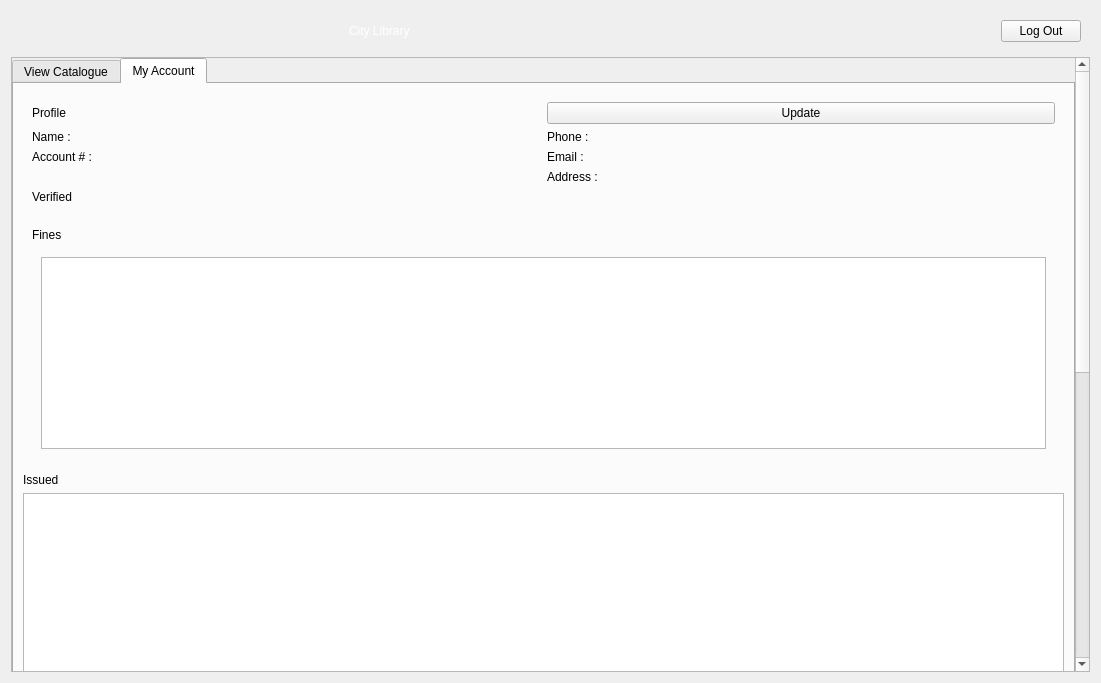
This is memberView.ui in Mr-Beastman/CS106_A2 as Qt 5 draws it before an edit. The edited form follows.
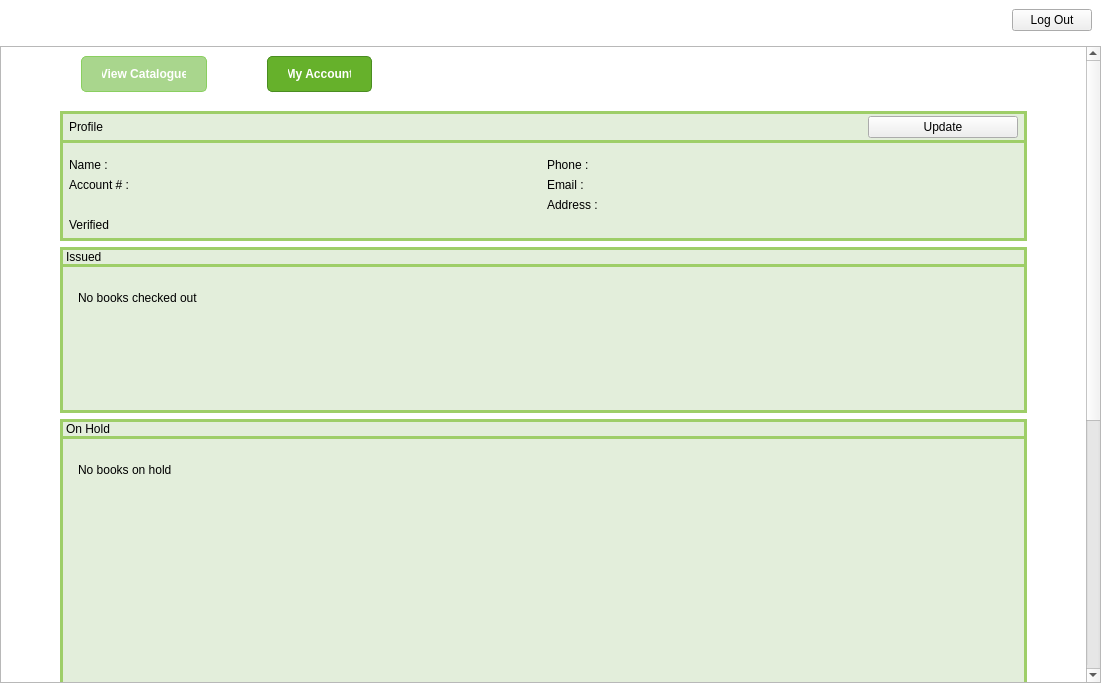
This is the edited form. The open tabs and pages were chosen to show the change. Icons and pictures are not drawn.

Patch:
```diff
--- a/memberView.ui
+++ b/memberView.ui
@@ -13,7 +13,24 @@
   <property name="windowTitle">
    <string>Form</string>
   </property>
+  <property name="styleSheet">
+   <string notr="true">#MemberView{
+	background-color: rgb(255, 255, 255);
+}</string>
+  </property>
   <layout class="QVBoxLayout" name="verticalLayout">
+   <property name="leftMargin">
+    <number>0</number>
+   </property>
+   <property name="topMargin">
+    <number>0</number>
+   </property>
+   <property name="rightMargin">
+    <number>0</number>
+   </property>
+   <property name="bottomMargin">
+    <number>0</number>
+   </property>
    <item>
     <widget class="QWidget" name="bannerBackground" native="true">
      <property name="maximumSize">
@@ -73,11 +90,22 @@
       <property name="geometry">
        <rect>
         <x>0</x>
-        <y>-158</y>
-        <width>1067</width>
-        <height>1222</height>
+        <y>0</y>
+        <width>1085</width>
+        <height>1112</height>
        </rect>
       </property>
+      <property name="sizePolicy">
+       <sizepolicy hsizetype="Expanding" vsizetype="Expanding">
+        <horstretch>0</horstretch>
+        <verstretch>0</verstretch>
+       </sizepolicy>
+      </property>
+      <property name="styleSheet">
+       <string notr="true">#pageScroll{
+	background-color: rgb(255, 255, 255);
+}</string>
+      </property>
       <layout class="QVBoxLayout" name="verticalLayout_6">
        <property name="leftMargin">
         <number>0</number>
@@ -92,7 +120,59 @@
         <number>0</number>
        </property>
        <item>
+        <widget class="QWidget" name="pageLayout" native="true">
+         <property name="styleSheet">
+          <string notr="true"/>
+         </property>
+         <layout class="QVBoxLayout" name="verticalLayout_15">
+          <property name="leftMargin">
+           <number>50</number>
+          </property>
+          <property name="rightMargin">
+           <number>50</number>
+          </property>
+          <item>
         <widget class="QTabWidget" name="memberTab">
+            <property name="styleSheet">
+             <string notr="true">QTabWidget {
+    border: none;
+}
+
+QTabWidget::pane {
+    border: none;
+}
+
+QTabBar::tab {
+    background-color: rgb(158, 206, 104);
+    color: white;
+    padding: 10px 20px;
+    border: 1px solid rgb(138, 207, 96);
+    border-radius: 5px;
+    margin-left: 30px;
+    margin-right: 30px;
+	margin-bottom: 10px;
+    font-weight: bold;
+}
+
+QTabBar::tab:hover {
+    background-color: rgb(118, 193, 68);
+}
+
+QTabBar::tab:selected {
+    background-color: rgb(102, 177, 43);
+    border-color: rgb(74, 141, 33);
+}
+
+QTabBar::tab:!selected {
+    background-color: rgb(169, 214, 141);
+}
+
+QTabWidget::indicator {
+    width: 0;
+    height: 0;
+}
+</string>
+            </property>
          <property name="currentIndex">
           <number>1</number>
          </property>
@@ -110,21 +190,40 @@
            <item>
             <layout class="QHBoxLayout" name="tabContents">
              <item>
+                 <widget class="QWidget" name="filterBackground" native="true">
+                  <property name="styleSheet">
+                   <string notr="true">#filterBackground{
+	background-color: rgb(227, 238, 219);
+	border: 5px solid;
+	border-color: rgb(158, 206, 104);
+}</string>
+                  </property>
               <layout class="QVBoxLayout" name="filterContents">
+                   <property name="leftMargin">
+                    <number>10</number>
+                   </property>
                <item>
-                <widget class="QLabel" name="label">
+                    <widget class="QLabel" name="filterTitleLabel">
                  <property name="minimumSize">
                   <size>
                    <width>250</width>
                    <height>0</height>
                   </size>
                  </property>
+                     <property name="styleSheet">
+                      <string notr="true">color: rgb(0, 0, 0);
+font: 700 18pt &quot;Segoe UI&quot;;</string>
+                     </property>
                  <property name="text">
                   <string>Filter Search</string>
                  </property>
+                     <property name="alignment">
+                      <set>Qt::AlignmentFlag::AlignLeading|Qt::AlignmentFlag::AlignLeft|Qt::AlignmentFlag::AlignTop</set>
+                     </property>
                 </widget>
                </item>
               </layout>
+                 </widget>
              </item>
              <item>
               <layout class="QVBoxLayout" name="searchContents">
@@ -142,14 +241,22 @@
                  <item>
                   <widget class="QPushButton" name="searchButton">
                    <property name="text">
-                    <string>PushButton</string>
+                       <string>Search</string>
                    </property>
                   </widget>
                  </item>
                 </layout>
                </item>
                <item>
-                <widget class="QListWidget" name="catalogueList"/>
+                   <widget class="QListWidget" name="catalogueList">
+                    <property name="styleSheet">
+                     <string notr="true">#catalogueList{
+background-color: rgb(227, 238, 219);
+border: 5px solid;
+border-color: rgb(158, 206, 104);
+}</string>
+                    </property>
+                   </widget>
                </item>
               </layout>
              </item>
@@ -202,13 +309,65 @@
            <string>My Account</string>
           </attribute>
           <layout class="QVBoxLayout" name="verticalLayout_5">
+              <property name="sizeConstraint">
+               <enum>QLayout::SizeConstraint::SetDefaultConstraint</enum>
+              </property>
            <item>
             <widget class="QWidget" name="profileContent" native="true">
+                <property name="styleSheet">
+                 <string notr="true">#profileContent{
+	border: 3px solid;
+	border-color: rgb(158, 206, 104);
+	background-color: rgb(227, 238, 219);
+}
+
+#profileContent * {
+	color: rgb(0, 0, 0);
+}
+</string>
+                </property>
              <layout class="QVBoxLayout" name="verticalLayout_4">
+                 <property name="leftMargin">
+                  <number>0</number>
+                 </property>
+                 <property name="topMargin">
+                  <number>0</number>
+                 </property>
+                 <property name="rightMargin">
+                  <number>0</number>
+                 </property>
+                 <property name="bottomMargin">
+                  <number>0</number>
+                 </property>
               <item>
-               <layout class="QHBoxLayout" name="horizontalLayout_4">
+                  <widget class="QWidget" name="profileTopLayout" native="true">
+                   <property name="styleSheet">
+                    <string notr="true">#profileTopLayout {
+	border: 3px solid;
+	border-color: rgb(158, 206, 104);
+}</string>
+                   </property>
+                   <layout class="QHBoxLayout" name="profileTitleLayout">
+                    <property name="leftMargin">
+                     <number>9</number>
+                    </property>
+                    <property name="topMargin">
+                     <number>5</number>
+                    </property>
+                    <property name="rightMargin">
+                     <number>9</number>
+                    </property>
+                    <property name="bottomMargin">
+                     <number>5</number>
+                    </property>
                 <item>
                  <widget class="QLabel" name="profileLabel">
+                      <property name="styleSheet">
+                       <string notr="true">#profileLabel{
+	
+	font: 700 12pt &quot;Segoe UI&quot;;
+}</string>
+                      </property>
                   <property name="text">
                    <string>Profile</string>
                   </property>
@@ -216,17 +375,39 @@
                 </item>
                 <item>
                  <widget class="QPushButton" name="updateButton">
+                      <property name="maximumSize">
+                       <size>
+                        <width>150</width>
+                        <height>16777215</height>
+                       </size>
+                      </property>
                   <property name="text">
                    <string>Update</string>
                   </property>
                  </widget>
                 </item>
                </layout>
+                  </widget>
               </item>
               <item>
-               <layout class="QGridLayout" name="gridLayout_4">
+                  <widget class="QWidget" name="profileDetailsLayout_2" native="true">
+                   <layout class="QGridLayout" name="profileDetailsLayout">
+                    <property name="leftMargin">
+                     <number>9</number>
+                    </property>
+                    <property name="rightMargin">
+                     <number>9</number>
+                    </property>
+                    <property name="bottomMargin">
+                     <number>9</number>
+                    </property>
                 <item row="2" column="2">
                  <widget class="QLabel" name="addressLabel">
+                      <property name="styleSheet">
+                       <string notr="true">#addressLabel{
+	font: 700 12pt &quot;Segoe UI&quot;;
+}</string>
+                      </property>
                   <property name="text">
                    <string>Address :</string>
                   </property>
@@ -234,13 +415,23 @@
                 </item>
                 <item row="0" column="2">
                  <widget class="QLabel" name="phoneLabel">
+                      <property name="styleSheet">
+                       <string notr="true">#phoneLabel{
+	font: 700 12pt &quot;Segoe UI&quot;;
+}</string>
+                      </property>
                   <property name="text">
                    <string>Phone :</string>
                   </property>
                  </widget>
                 </item>
                 <item row="1" column="2">
-                 <widget class="QLabel" name="emaiLabel">
+                     <widget class="QLabel" name="emailLabel">
+                      <property name="styleSheet">
+                       <string notr="true">#emailLabel{
+	font: 700 12pt &quot;Segoe UI&quot;;
+}</string>
+                      </property>
                   <property name="text">
                    <string>Email : </string>
                   </property>
@@ -248,6 +439,11 @@
                 </item>
                 <item row="1" column="0">
                  <widget class="QLabel" name="accountLabel">
+                      <property name="styleSheet">
+                       <string notr="true">#accountLabel{
+	font: 700 12pt &quot;Segoe UI&quot;;
+}</string>
+                      </property>
                   <property name="text">
                    <string>Account # :</string>
                   </property>
@@ -255,6 +451,11 @@
                 </item>
                 <item row="0" column="3">
                  <widget class="QLabel" name="phoneOutputLabel">
+                      <property name="styleSheet">
+                       <string notr="true">#phoneOutputLabel{
+	font: 10pt &quot;Segoe UI&quot;;
+}</string>
+                      </property>
                   <property name="text">
                    <string/>
                   </property>
@@ -262,6 +463,11 @@
                 </item>
                 <item row="0" column="1">
                  <widget class="QLabel" name="nameOutputLabel">
+                      <property name="styleSheet">
+                       <string notr="true">#nameOutputLabel{
+	font: 10pt &quot;Segoe UI&quot;;
+}</string>
+                      </property>
                   <property name="text">
                    <string/>
                   </property>
@@ -269,6 +475,11 @@
                 </item>
                 <item row="1" column="1">
                  <widget class="QLabel" name="accountOutputLabel">
+                      <property name="styleSheet">
+                       <string notr="true">#accountOutputLabel{
+	font: 10pt &quot;Segoe UI&quot;;
+}</string>
+                      </property>
                   <property name="text">
                    <string/>
                   </property>
@@ -276,6 +487,11 @@
                 </item>
                 <item row="2" column="3">
                  <widget class="QLabel" name="addressOutputLabel">
+                      <property name="styleSheet">
+                       <string notr="true">#addressOutputLabel{
+	font: 10pt &quot;Segoe UI&quot;;
+}</string>
+                      </property>
                   <property name="text">
                    <string/>
                   </property>
@@ -283,6 +499,11 @@
                 </item>
                 <item row="1" column="3">
                  <widget class="QLabel" name="emailOutputLabel">
+                      <property name="styleSheet">
+                       <string notr="true">#emailOutputLabel{
+	font: 10pt &quot;Segoe UI&quot;;
+}</string>
+                      </property>
                   <property name="text">
                    <string/>
                   </property>
@@ -290,6 +511,11 @@
                 </item>
                 <item row="3" column="0">
                  <widget class="QLabel" name="verifiedLabel">
+                      <property name="styleSheet">
+                       <string notr="true">#verifiedLabel{
+	font: 700 12pt &quot;Segoe UI&quot;;
+}</string>
+                      </property>
                   <property name="text">
                    <string>Verified</string>
                   </property>
@@ -297,6 +523,11 @@
                 </item>
                 <item row="0" column="0">
                  <widget class="QLabel" name="nameLabel">
+                      <property name="styleSheet">
+                       <string notr="true">#nameLabel {
+	font: 700 12pt &quot;Segoe UI&quot;;
+}</string>
+                      </property>
                   <property name="text">
                    <string>Name :</string>
                   </property>
@@ -310,74 +541,89 @@
                  </widget>
                 </item>
                </layout>
+                  </widget>
               </item>
              </layout>
             </widget>
            </item>
            <item>
-            <widget class="QWidget" name="finesContent" native="true">
-             <layout class="QVBoxLayout" name="verticalLayout_2">
-              <item>
-               <widget class="QLabel" name="finesLabel">
-                <property name="text">
-                 <string>Fines</string>
-                </property>
-               </widget>
-              </item>
-              <item>
-               <widget class="QStackedWidget" name="stackedWidget">
+               <widget class="QWidget" name="issuedContent" native="true">
                 <property name="sizePolicy">
-                 <sizepolicy hsizetype="Preferred" vsizetype="MinimumExpanding">
+                 <sizepolicy hsizetype="Expanding" vsizetype="Expanding">
                   <horstretch>0</horstretch>
                   <verstretch>0</verstretch>
                  </sizepolicy>
                 </property>
-                <property name="currentIndex">
+                <property name="styleSheet">
+                 <string notr="true">#issuedContent{
+	border: 3px solid;
+	border-color: rgb(158, 206, 104);
+	background-color: rgb(227, 238, 219);
+}
+
+#issuedContent * {
+	color: rgb(0, 0, 0);
+}
+</string>
+                </property>
+                <layout class="QVBoxLayout" name="verticalLayout_9" stretch="0,2">
+                 <property name="leftMargin">
                  <number>0</number>
                 </property>
-                <widget class="QWidget" name="finesListPage">
-                 <layout class="QVBoxLayout" name="verticalLayout_7">
-                  <item>
-                   <widget class="QListWidget" name="finesList">
-                    <property name="sizePolicy">
-                     <sizepolicy hsizetype="Expanding" vsizetype="MinimumExpanding">
-                      <horstretch>0</horstretch>
-                      <verstretch>0</verstretch>
-                     </sizepolicy>
-                    </property>
-                   </widget>
-                  </item>
-                 </layout>
-                </widget>
-                <widget class="QWidget" name="noFinesPage">
-                 <layout class="QVBoxLayout" name="verticalLayout_3">
-                  <item>
-                   <widget class="QLabel" name="noFinesLabel">
-                    <property name="text">
-                     <string>No Fines</string>
-                    </property>
-                   </widget>
-                  </item>
-                 </layout>
-                </widget>
-               </widget>
-              </item>
-             </layout>
-            </widget>
-           </item>
-           <item>
-            <layout class="QVBoxLayout" name="issuedContent">
+                 <property name="topMargin">
+                  <number>0</number>
+                 </property>
+                 <property name="rightMargin">
+                  <number>0</number>
+                 </property>
+                 <property name="bottomMargin">
+                  <number>0</number>
+                 </property>
              <item>
               <widget class="QLabel" name="issuedLabel">
+                   <property name="sizePolicy">
+                    <sizepolicy hsizetype="Expanding" vsizetype="Expanding">
+                     <horstretch>0</horstretch>
+                     <verstretch>0</verstretch>
+                    </sizepolicy>
+                   </property>
+                   <property name="styleSheet">
+                    <string notr="true">#issuedLabel {
+	font: 700 12pt &quot;Segoe UI&quot;;
+	border: 3px solid;
+	border-color: rgb(158, 206, 104);
+}</string>
+                   </property>
                <property name="text">
                 <string>Issued</string>
                </property>
               </widget>
              </item>
              <item>
+                  <widget class="QWidget" name="issuedContentLayout" native="true">
+                   <layout class="QVBoxLayout" name="verticalLayout_16">
+                    <item>
+                     <widget class="QStackedWidget" name="issuedStackedWidget">
+                      <property name="styleSheet">
+                       <string notr="true">#issuedStackedWidget{
+	background-color: rgb(227, 238, 219);
+}</string>
+                      </property>
+                      <property name="currentIndex">
+                       <number>0</number>
+                      </property>
+                      <widget class="QWidget" name="issuedPage">
+                       <property name="sizePolicy">
+                        <sizepolicy hsizetype="Preferred" vsizetype="Expanding">
+                         <horstretch>0</horstretch>
+                         <verstretch>0</verstretch>
+                        </sizepolicy>
+                       </property>
+                       <layout class="QVBoxLayout" name="verticalLayout_10">
+                        <item>
               <widget class="QListWidget" name="issuedList">
                <property name="sizePolicy">
-                <sizepolicy hsizetype="Expanding" vsizetype="MinimumExpanding">
+                           <sizepolicy hsizetype="Expanding" vsizetype="Expanding">
                  <horstretch>0</horstretch>
                  <verstretch>0</verstretch>
                 </sizepolicy>
@@ -385,23 +631,114 @@
                <property name="minimumSize">
                 <size>
                  <width>0</width>
-                 <height>0</height>
-                </size>
-               </property>
+                            <height>100</height>
+                           </size>
+                          </property>
+                          <property name="styleSheet">
+                           <string notr="true">QListWidget{
+	
+	background-color: rgb(227, 238, 219);
+}
+
+QListWidget::item::hover{
+	background-color: rgb(100, 130, 66);
+}</string>
+                          </property>
+                          <property name="isWrapping" stdset="0">
+                           <bool>false</bool>
+                          </property>
+                          <property name="resizeMode">
+                           <enum>QListView::ResizeMode::Adjust</enum>
+                          </property>
               </widget>
              </item>
             </layout>
-           </item>
+                      </widget>
+                      <widget class="QWidget" name="noIssuedPage">
+                       <property name="maximumSize">
+                        <size>
+                         <width>16777215</width>
+                         <height>50</height>
+                        </size>
+                       </property>
+                       <layout class="QVBoxLayout" name="verticalLayout_11">
+                        <item>
+                         <widget class="QLabel" name="noIssueLabel">
+                          <property name="styleSheet">
+                           <string notr="true">#noIssueLabel{
+	
+	background-color: rgb(227, 238, 219);
+}</string>
+                          </property>
+                          <property name="text">
+                           <string>No books checked out </string>
+                          </property>
+                          <property name="alignment">
+                           <set>Qt::AlignmentFlag::AlignLeading|Qt::AlignmentFlag::AlignLeft|Qt::AlignmentFlag::AlignTop</set>
+                          </property>
+                         </widget>
+                        </item>
+                       </layout>
+                      </widget>
+                     </widget>
+                    </item>
+                   </layout>
+                  </widget>
+                 </item>
+                </layout>
+               </widget>
+              </item>
            <item>
-            <layout class="QVBoxLayout" name="holdContent">
+               <widget class="QWidget" name="holdContent" native="true">
+                <property name="styleSheet">
+                 <string notr="true">#holdContent{
+	border: 3px solid;
+	background-color: rgb(227, 238, 219);
+	border-color: rgb(158, 206, 104);
+}
+
+#holdContent * {
+	color: rgb(0, 0, 0);
+}</string>
+                </property>
+                <layout class="QVBoxLayout" name="verticalLayout_2">
+                 <property name="leftMargin">
+                  <number>0</number>
+                 </property>
+                 <property name="topMargin">
+                  <number>0</number>
+                 </property>
+                 <property name="rightMargin">
+                  <number>0</number>
+                 </property>
+                 <property name="bottomMargin">
+                  <number>0</number>
+                 </property>
              <item>
               <widget class="QLabel" name="holdLabel">
+                   <property name="styleSheet">
+                    <string notr="true">#holdLabel {
+	font: 700 12pt &quot;Segoe UI&quot;;
+	border: 3px solid;
+	border-color: rgb(158, 206, 104);
+}</string>
+                   </property>
                <property name="text">
                 <string>On Hold</string>
                </property>
               </widget>
              </item>
              <item>
+                  <widget class="QWidget" name="holdContentLayout" native="true">
+                   <layout class="QVBoxLayout" name="verticalLayout_17">
+                    <item>
+                     <widget class="QStackedWidget" name="holdStackedWidget">
+                      <property name="currentIndex">
+                       <number>0</number>
+                      </property>
+                      <widget class="QWidget" name="holdPage">
+                       <layout class="QVBoxLayout" name="verticalLayout_3">
+                        <item>
               <widget class="QListWidget" name="holdList">
                <property name="sizePolicy">
                 <sizepolicy hsizetype="Expanding" vsizetype="MinimumExpanding">
@@ -409,12 +746,52 @@
                  <verstretch>0</verstretch>
                 </sizepolicy>
                </property>
+                          <property name="minimumSize">
+                           <size>
+                            <width>0</width>
+                            <height>250</height>
+                           </size>
+                          </property>
+                          <property name="styleSheet">
+                           <string notr="true">QListWidget::item::hover{
+	background-color: rgb(100, 130, 66);
+}</string>
+                          </property>
               </widget>
              </item>
             </layout>
-           </item>
+                      </widget>
+                      <widget class="QWidget" name="noHoldPage">
+                       <layout class="QVBoxLayout" name="verticalLayout_7">
+                        <item>
+                         <widget class="QLabel" name="noHoldLabel">
+                          <property name="styleSheet">
+                           <string notr="true">#noHoldLabel{
+	
+	background-color: rgb(227, 238, 219);
+}</string>
+                          </property>
+                          <property name="text">
+                           <string>No books on hold</string>
+                          </property>
+                          <property name="alignment">
+                           <set>Qt::AlignmentFlag::AlignLeading|Qt::AlignmentFlag::AlignLeft|Qt::AlignmentFlag::AlignTop</set>
+                          </property>
+                         </widget>
+                        </item>
+                       </layout>
+                      </widget>
+                     </widget>
+                    </item>
+                   </layout>
+                  </widget>
+                 </item>
+                </layout>
+               </widget>
+              </item>
            <item>
-            <layout class="QVBoxLayout" name="historyContent">
+               <widget class="QWidget" name="historyContent" native="true">
+                <layout class="QVBoxLayout" name="verticalLayout_12">
              <item>
               <widget class="QLabel" name="historyLabel">
                <property name="text">
@@ -423,6 +800,13 @@
               </widget>
              </item>
              <item>
+                  <widget class="QStackedWidget" name="historyStackedWidget">
+                   <property name="currentIndex">
+                    <number>1</number>
+                   </property>
+                   <widget class="QWidget" name="historyListPage">
+                    <layout class="QVBoxLayout" name="verticalLayout_13">
+                     <item>
               <widget class="QListWidget" name="historyList">
                <property name="sizePolicy">
                 <sizepolicy hsizetype="Expanding" vsizetype="MinimumExpanding">
@@ -433,6 +817,25 @@
               </widget>
              </item>
             </layout>
+                   </widget>
+                   <widget class="QWidget" name="noHistoryListPage">
+                    <layout class="QVBoxLayout" name="verticalLayout_14">
+                     <item>
+                      <widget class="QLabel" name="noHistoryLabel">
+                       <property name="text">
+                        <string>Books will appear here after they have been returned.</string>
+                       </property>
+                       <property name="alignment">
+                        <set>Qt::AlignmentFlag::AlignLeading|Qt::AlignmentFlag::AlignLeft|Qt::AlignmentFlag::AlignTop</set>
+                       </property>
+                      </widget>
+                     </item>
+                    </layout>
+                   </widget>
+                  </widget>
+                 </item>
+                </layout>
+               </widget>
            </item>
            <item>
             <widget class="QWidget" name="accoutFooterBackground" native="true">
@@ -490,6 +893,9 @@
            </item>
           </layout>
          </widget>
+           </widget>
+          </item>
+         </layout>
         </widget>
        </item>
       </layout>
```
Lines whose indentation alone changed are shown as unchanged.
